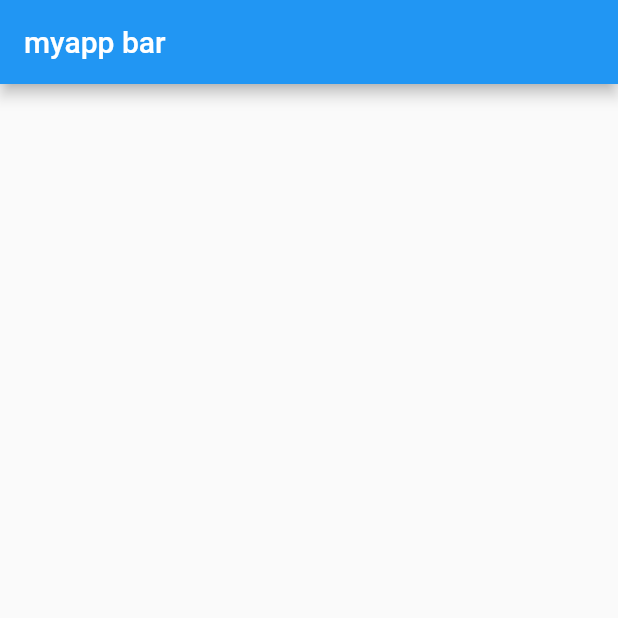
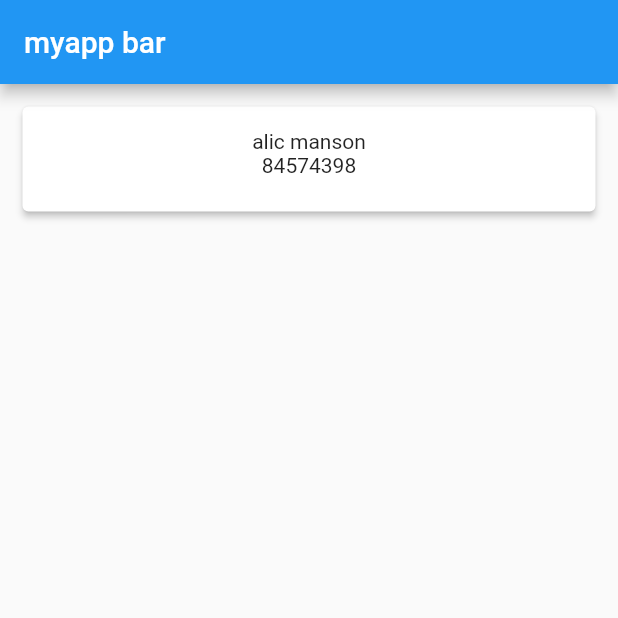
Before and after one commit to osamax2009/newcourseproject, a Flutter app: the screen it shows after launch, on a phone screen of 412 x 824 dp, the top half of it. Run offline on Flutter 3.47's test engine with Material 2 defaults, Android fonts, the phone set to English and light mode, and no system bars.

Commit message:
new Commit

```diff
--- a/lib/Screens/HomeSceen.dart
+++ b/lib/Screens/HomeSceen.dart
@@ -22,6 +22,25 @@ class HomeScreen extends StatelessWidget {
         child: Column(
           children: [
 
+
+              Card(
+                margin: EdgeInsets.all(15),
+                elevation: 2,
+                child: Container(
+                    margin: EdgeInsets.all(15),
+                    height: 40,
+                    width: double.infinity,
+                    child: Column(
+                      children: [
+                        Text(myPerson.name),
+                        Text(myPerson.id),
+                      ],
+                    )
+
+                ),
+              )
+
+
           ],
         ),
       )
```
